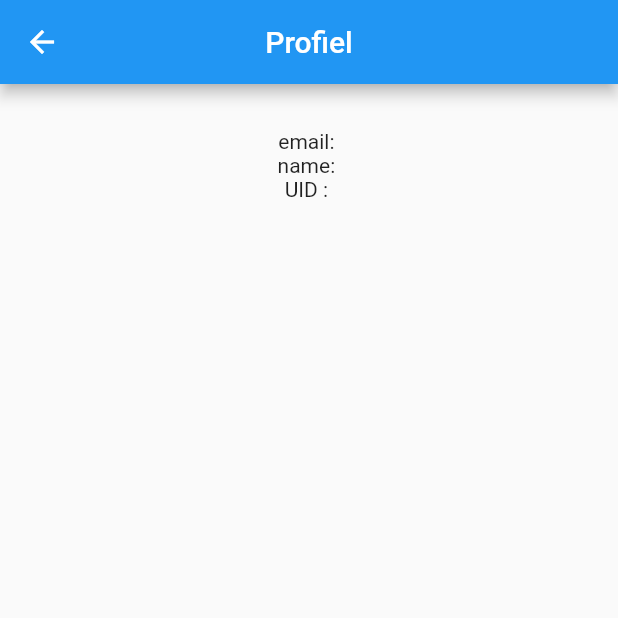
After one commit to Lenaerts-Nestor/Project_Mobile_Development, a Flutter app: the screen it shows once a user with an empty profile is signed in, item 2 of the bottom bar chosen, after a tap on "Login", on a phone screen of 412 x 824 dp, the top half of it. The commit adds this screen. Run offline on Flutter 3.47's test engine with Material 2 defaults, Android fonts, the phone set to English and light mode, and no system bars; our stand-ins replace cloud_firestore, firebase_auth, firebase_core, google_nav_bar; accounts and stored records are empty; network calls fail.

Commit message:
firebase update + firebase create collection in sign up

```diff
--- /dev/null
+++ b/firestore.indexes.json
@@ -0,0 +1,4 @@
+{
+  "indexes": [],
+  "fieldOverrides": []
+}
--- a/lib/main.dart
+++ b/lib/main.dart
@@ -11,6 +11,7 @@ import 'package:parkflow/pages/login/entrancePage.dart';
 Future<void> main() async {
   WidgetsFlutterBinding.ensureInitialized();
   await Firebase.initializeApp(options: DefaultFirebaseOptions.currentPlatform);
+
   runApp(MainApp());
 }
 
--- a/lib/pages/home/homepage.dart
+++ b/lib/pages/home/homepage.dart
@@ -29,7 +29,6 @@ class _HomePageState extends State<HomePage> {
 
   @override
   Widget build(BuildContext context) {
-    final user = FirebaseAuth.instance.currentUser!;
     return Scaffold(
       body: _pages[_selectedIndex],
       bottomNavigationBar: MyNavigationBar(
--- a/lib/pages/login/signup/signUpPage.dart
+++ b/lib/pages/login/signup/signUpPage.dart
@@ -1,3 +1,4 @@
+import 'package:cloud_firestore/cloud_firestore.dart';
 import 'package:firebase_auth/firebase_auth.dart';
 import 'package:flutter/gestures.dart';
 import 'package:flutter/material.dart';
@@ -22,7 +23,7 @@ class SignUpPage extends StatefulWidget {
 class _SignUpPageState extends State<SignUpPage> {
   final emailController = TextEditingController();
   final passwordController = TextEditingController();
-
+  final controller = TextEditingController();
   @override
   void dispose() {
     emailController.dispose();
@@ -39,6 +40,13 @@ class _SignUpPageState extends State<SignUpPage> {
         child: Column(
           mainAxisAlignment: MainAxisAlignment.center,
           children: [
+            TextField(
+              controller: controller,
+              textInputAction: TextInputAction.next,
+              decoration: const InputDecoration(
+                labelText: 'Naam',
+              ),
+            ),
             const SizedBox(height: 20),
             TextField(
               controller: emailController,
@@ -59,15 +67,18 @@ class _SignUpPageState extends State<SignUpPage> {
               obscureText: true,
             ),
             const SizedBox(
-              height: 10,
+              height: 20,
             ),
             ElevatedButton.icon(
-              onPressed: signUp,
               icon: const Icon(Icons.arrow_forward),
               label: const Text(
                 'Sign Up',
                 style: TextStyle(fontSize: 24),
               ),
+              onPressed: () {
+                final name = controller.text;
+                signUp(name: name);
+              },
             ),
             const SizedBox(
               height: 10,
@@ -91,7 +102,15 @@ class _SignUpPageState extends State<SignUpPage> {
     );
   }
 
-  Future signUp() async {
+  Future signUp({required String name}) async {
+    final docUser =
+        FirebaseFirestore.instance.collection('users').doc('user' + name);
+    final json = {
+      'name': name,
+      'email': emailController.text.trim(),
+      'password': passwordController.text.trim()
+    };
+
     showDialog(
       context: context,
       barrierDismissible: false,
@@ -107,6 +126,7 @@ class _SignUpPageState extends State<SignUpPage> {
     } on FirebaseException catch (e) {
       //nog aanpassen
     }
+    await docUser.set(json);
 
     navigatorKey.currentState!.popUntil((route) => route.isFirst);
     //dit zorgt dat de lading screen niet blijft hangen, NIET AANRAKEN
--- /dev/null
+++ b/lib/pages/settings/profielPage.dart
@@ -0,0 +1,38 @@
+import 'package:firebase_auth/firebase_auth.dart';
+import 'package:flutter/material.dart';
+import 'package:flutter/src/widgets/framework.dart';
+import 'package:flutter/src/widgets/placeholder.dart';
+
+class ProfielPage extends StatefulWidget {
+  const ProfielPage({super.key});
+
+  @override
+  State<ProfielPage> createState() => _ProfielPageState();
+}
+
+class _ProfielPageState extends State<ProfielPage> {
+  @override
+  Widget build(BuildContext context) {
+    final user = FirebaseAuth.instance.currentUser!;
+    return Center(
+      child: Scaffold(
+        appBar: AppBar(
+          title: Text('Profiel'),
+          centerTitle: true,
+        ),
+        body: Center(
+          child: Column(
+            children: [
+              SizedBox(
+                height: 30,
+              ),
+              Text('email: ' + user.email!),
+              Text('name: ' + user.displayName!),
+              Text('UID : ' + user.uid!),
+            ],
+          ),
+        ),
+      ),
+    );
+  }
+}
--- a/lib/pages/settings/settingsPage.dart
+++ b/lib/pages/settings/settingsPage.dart
@@ -1,4 +1,7 @@
+// ignore_for_file: prefer_const_constructors
+
 import 'package:flutter/material.dart';
+import 'package:parkflow/pages/settings/profielPage.dart';
 import '../../components/signOutComp.dart';
 
 class SettingsPage extends StatefulWidget {
@@ -19,8 +22,15 @@ class _SettingsPageState extends State<SettingsPage> {
           mainAxisAlignment: MainAxisAlignment.center,
           children: <Widget>[
             ElevatedButton(
-              onPressed: () {},
-              child: const Text('Button 1'),
+              onPressed: () {
+                Navigator.push(
+                  context,
+                  MaterialPageRoute(
+                    builder: (context) => ProfielPage(),
+                  ),
+                );
+              },
+              child: const Text('Login'),
             ),
             const SizedBox(height: 20),
             ElevatedButton(
@@ -32,6 +42,7 @@ class _SettingsPageState extends State<SettingsPage> {
               onPressed: () {},
               child: const Text('Button 3'),
             ),
+            const SizedBox(height: 50),
             const SignOutButton()
           ],
         ),
```
Also changed, not shown: firebase.json (added), 2 other files.
